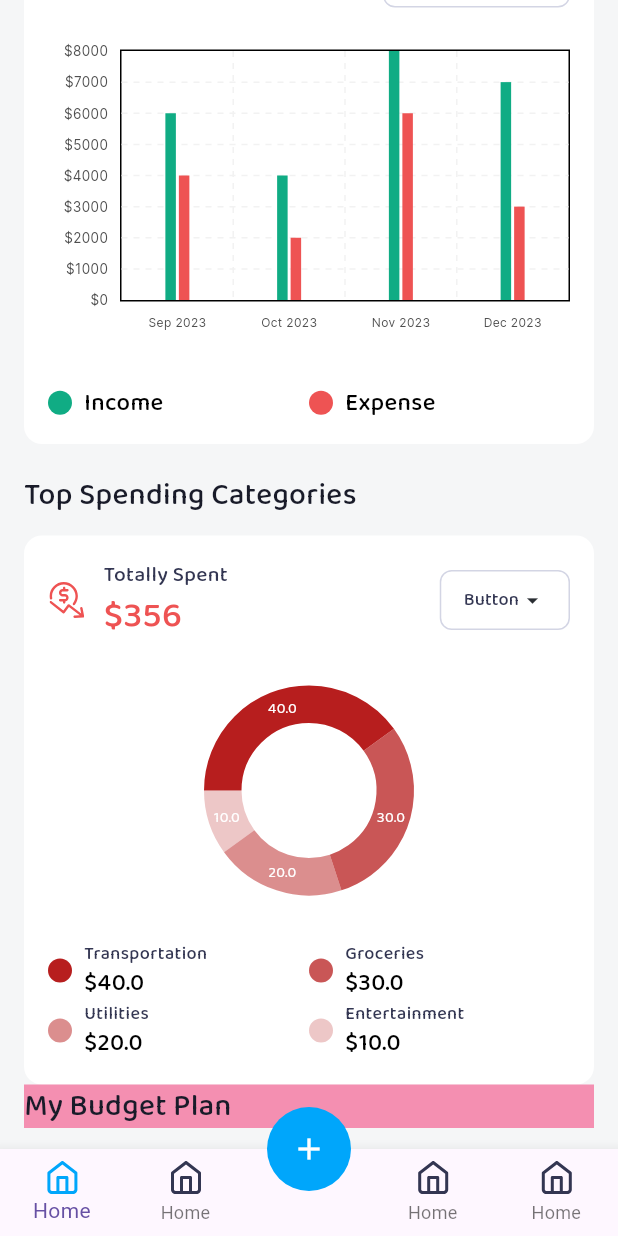
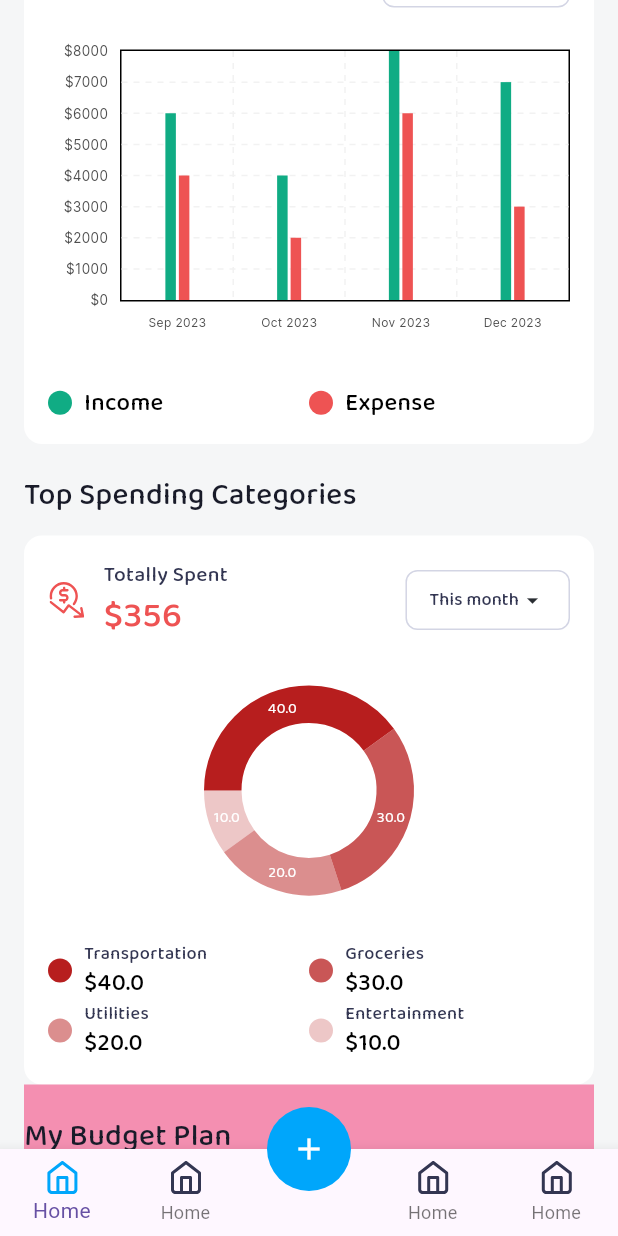
Before and after one commit to Financial-App-Finwise/finance-mobile-app, a Flutter app: the screen it shows after launch, scrolled down 576 dp, on a phone screen of 412 x 824 dp. Run offline on Flutter 3.47's test engine with Material 3 defaults, Android fonts, the phone set to English and light mode, and no system bars; drawn by our look-alikes of fl_chart; our stand-ins replace flutter_svg; missing offline and left inert: mobkit_dashed_border.

Commit message:
small adjustment

```diff
--- a/lib/core/constants/icon_constant.dart
+++ b/lib/core/constants/icon_constant.dart
@@ -31,12 +31,15 @@ class IconConstant {
         colorFilter: ColorFilter.mode(color, BlendMode.srcIn),
       );
 
-  static SvgPicture upcomingBill =
-      SvgPicture.asset('${_svgPath}upcoming_bill.svg');
-
   static SvgPicture warning = SvgPicture.asset('${_svgPath}warning.svg');
 
   // methods
+
+  static SvgPicture getUpcomingBill({Color color = Colors.white}) =>
+      SvgPicture.asset(
+        '${_svgPath}upcoming_bill.svg',
+        colorFilter: ColorFilter.mode(color, BlendMode.srcIn),
+      );
 
   // bottom navigation
   static SvgPicture getHome({bool isSelected = false}) => SvgPicture.asset(
--- a/lib/modules/auth/layouts/auth_screen_layout.dart
+++ b/lib/modules/auth/layouts/auth_screen_layout.dart
@@ -1,5 +1,4 @@
 import 'package:finwise/core/constants/auth_text_style_constant.dart';
-import 'package:finwise/modules/home/screens/home_screen.dart';
 import 'package:finwise/route.dart';
 import 'package:flutter/material.dart';
 import 'package:finwise/core/constants/color_constant.dart';
--- a/lib/modules/home/screens/home_screen.dart
+++ b/lib/modules/home/screens/home_screen.dart
@@ -1,7 +1,9 @@
 import 'package:finwise/core/constants/color_constant.dart';
 import 'package:finwise/core/constants/home_text_style_constant.dart';
 import 'package:finwise/core/constants/icon_constant.dart';
-import 'package:finwise/modules/auth/screens/sign_in_screen.dart';
+import 'package:finwise/core/widgets/budget_card.dart';
+import 'package:finwise/core/widgets/budget_overview.dart';
+import 'package:finwise/modules/budget_plan/screens/budget_plan_detail_screen.dart';
 import 'package:finwise/route.dart';
 import 'package:fl_chart/fl_chart.dart';
 import 'package:flutter/material.dart';
@@ -140,6 +142,7 @@ class _HomeScreenState extends State<HomeScreen>
                 children: [
                   Text('View More',
                       style: HomeTextStyleConstant.headerBoldLink),
+                  SizedBox(width: 6),
                   Icon(Icons.arrow_forward, color: ColorConstant.totalIcon),
                 ],
               ),
@@ -231,29 +234,6 @@ class _HomeScreenState extends State<HomeScreen>
     );
   }
 
-  Widget _buildDurationButton({
-    VoidCallback? onPressed,
-    String text = 'Button',
-  }) {
-    return TextButton(
-      onPressed: onPressed,
-      style: ButtonStyle(
-        padding: MaterialStateProperty.all(
-            const EdgeInsets.symmetric(horizontal: 16, vertical: 8)),
-        shape: MaterialStateProperty.all(
-          RoundedRectangleBorder(
-            borderRadius: BorderRadius.circular(8),
-            side: const BorderSide(color: Color(0xffD3D5E4)),
-          ),
-        ),
-      ),
-      child: Row(children: [
-        Text(text, style: HomeTextStyleConstant.small),
-        const Icon(Icons.arrow_drop_down, color: Color(0xff292D32)),
-      ]),
-    );
-  }
-
   // ----------------------------------------------------------------------
 
   // Other Features
@@ -285,7 +265,7 @@ class _HomeScreenState extends State<HomeScreen>
                 _buildFeatureItem(
                     text: 'Upcoming Bill',
                     amount: '3',
-                    icon: IconConstant.upcomingBill),
+                    icon: IconConstant.getUpcomingBill()),
                 const SizedBox(width: 12),
                 _buildFeatureItem(
                   text: 'Smart Goal',
@@ -364,7 +344,10 @@ class _HomeScreenState extends State<HomeScreen>
               children: [
                 Row(children: [
                   Expanded(child: SizedBox()),
-                  _buildDurationButton(text: 'This 4 months'),
+                  _buildDurationButton(
+                    text: 'Last 4 months',
+                    onPressed: () {},
+                  ),
                 ]),
                 SizedBox(height: 24),
                 _buildBarChart(),
@@ -538,10 +521,17 @@ class _HomeScreenState extends State<HomeScreen>
           _roundedContainer(
             child: Column(
               children: [
-                _buildTopSpendingContentHeader(),
+                _buildGeneralContentHeading(
+                  title: 'Totally Spent',
+                  amount: '\$356',
+                  color: ColorConstant.expense,
+                  icon: IconConstant.expense,
+                  buttonText: 'This month',
+                  onButtonPressed: () {},
+                ),
                 _buildPieChart(values, opacities),
                 _buildPieChartLegend(values, opacities),
-                _showMorePieChartInfo ? _buildMorePieChartInfo() : SizedBox(),
+                // _showMorePieChartInfo ? _buildMorePieChartInfo() : SizedBox(),
               ],
             ),
           ),
@@ -550,26 +540,57 @@ class _HomeScreenState extends State<HomeScreen>
     );
   }
 
-  Widget _buildTopSpendingContentHeader() {
+  // General
+  Widget _buildGeneralContentHeading({
+    String title = 'title',
+    String amount = 'amount',
+    Color color = Colors.black,
+    Widget? icon,
+    String buttonText = 'button',
+    void Function()? onButtonPressed,
+  }) {
     return Row(
       children: [
         Expanded(
           child: Row(children: [
-            IconConstant.expense,
+            icon ?? SizedBox(),
             SizedBox(width: 12),
             Column(
               crossAxisAlignment: CrossAxisAlignment.start,
               children: [
-                Text('Totally Spent', style: HomeTextStyleConstant.medium),
-                Text('\$356',
-                    style: HomeTextStyleConstant.numberFocus(
-                        color: ColorConstant.expense)),
+                Text(title, style: HomeTextStyleConstant.medium),
+                Text(amount,
+                    style: HomeTextStyleConstant.numberFocus(color: color)),
               ],
             )
           ]),
         ),
-        _buildDurationButton(),
+        _buildDurationButton(text: buttonText, onPressed: onButtonPressed),
       ],
+    );
+  }
+
+  // General
+  Widget _buildDurationButton({
+    VoidCallback? onPressed,
+    String text = 'Button',
+  }) {
+    return TextButton(
+      onPressed: onPressed,
+      style: ButtonStyle(
+        padding: MaterialStateProperty.all(
+            const EdgeInsets.symmetric(horizontal: 16, vertical: 8)),
+        shape: MaterialStateProperty.all(
+          RoundedRectangleBorder(
+            borderRadius: BorderRadius.circular(8),
+            side: const BorderSide(color: Color(0xffD3D5E4)),
+          ),
+        ),
+      ),
+      child: Row(children: [
+        Text(text, style: HomeTextStyleConstant.small),
+        const Icon(Icons.arrow_drop_down, color: Color(0xff292D32)),
+      ]),
     );
   }
 
@@ -743,54 +764,191 @@ class _HomeScreenState extends State<HomeScreen>
 
   ////
   ///
-  ////////
-  ///
-  ///
-  ///
-  ///
 
   Widget _buildBudgetPlan() {
     return Container(
       color: Colors.pink[200],
       alignment: Alignment.topLeft,
-      child: Text(
-        'My Budget Plan',
-        style: HomeTextStyleConstant.header,
-      ),
-    );
-  }
-
-  Widget _buildTotalSpend() {
-    return Container(
-      alignment: Alignment.topLeft,
       child: Column(
+        crossAxisAlignment: CrossAxisAlignment.start,
         children: [
-          SizedBox(height: 20),
-          Text(
-            'Totally Spent',
-            style: HomeTextStyleConstant.header,
+          _buildGeneralTitle('My Budget Plan'),
+          _roundedContainer(
+            child: Column(
+              children: [
+                _buildBudgetPlanHeader(),
+                _buildBudgetOverview(),
+                _buildBudgetCards(),
+              ],
+            ),
           ),
         ],
       ),
     );
   }
 
-  Widget _buildTotalEarn() {
+  Widget _buildBudgetPlanHeader() {
     return Container(
-      alignment: Alignment.topLeft,
-      child: Text(
-        'Totally Earned',
-        style: HomeTextStyleConstant.header,
+      color: Colors.amber[200],
+      child: Row(mainAxisAlignment: MainAxisAlignment.spaceBetween, children: [
+        _buildBudgetPlanDate(),
+        _buildAddButton(),
+      ]),
+    );
+  }
+
+  Widget _buildBudgetPlanDate() {
+    return Container(
+      child: Text('Date filter...'),
+    );
+  }
+
+  Widget _buildAddButton() {
+    return ElevatedButton(
+      onPressed: () {
+        Navigator.pushNamed(context, RouteName.addBudget);
+      },
+      child: Row(
+        children: [
+          Icon(Icons.add, color: Colors.white),
+          SizedBox(width: 8),
+          Text('Add New'),
+        ],
+      ),
+      style: ButtonStyle(
+        backgroundColor: MaterialStateProperty.all(ColorConstant.secondary),
+        shape: MaterialStateProperty.all(
+            RoundedRectangleBorder(borderRadius: BorderRadius.circular(8))),
+        padding: MaterialStateProperty.all(
+          EdgeInsets.symmetric(vertical: 8, horizontal: 16),
+        ),
       ),
     );
   }
 
+  Widget _buildBudgetOverview() {
+    return BudgetOverview(
+      totalBudget: 130,
+      available: 30,
+      spend: 0,
+      overBudget: 0,
+      plannedBudget: 150,
+    );
+  }
+
+  Widget _buildBudgetCards() {
+    return SingleChildScrollView(
+      child: Row(
+        children: [
+          _buildBudgetCardItem(),
+        ],
+      ),
+    );
+  }
+
+  Widget _buildBudgetCardItem() {
+    return Container(
+      child: BudgetCard(
+        screen: BudgetPlanDetailScreen(),
+        // title: 'Transportation',
+        // color: Colors.blue,
+        // transaction: 0,
+        // remain: 0,
+        // total: 0,
+        // spent: 0,
+      ),
+    );
+  }
+
+  // --------------------------------------------------------------------------
+
+  //----------------------------------------------------------------------------
+
+  Widget _buildTotalSpend() {
+    return Container(
+      color: Colors.green[100],
+      alignment: Alignment.topLeft,
+      child: Column(
+        crossAxisAlignment: CrossAxisAlignment.start,
+        children: [
+          _buildGeneralTitle('Totally Spent'),
+          _roundedContainer(
+            child: Column(
+              children: [
+                _buildGeneralContentHeading(
+                  title: 'Totally Spent',
+                  amount: '\$256',
+                  color: ColorConstant.expense,
+                  icon: IconConstant.expense,
+                  buttonText: 'Last 7 days',
+                  onButtonPressed: () {},
+                ),
+              ],
+            ),
+          ),
+        ],
+      ),
+    );
+  }
+
+  // --------------------------------------------------------------------------
+
+  //----------------------------------------------------------------------------
+
+  Widget _buildTotalEarn() {
+    return Container(
+      color: Colors.yellow[100],
+      alignment: Alignment.topLeft,
+      child: Column(
+        crossAxisAlignment: CrossAxisAlignment.start,
+        children: [
+          _buildGeneralTitle('Totally Earned'),
+          _roundedContainer(
+            child: Column(
+              children: [
+                _buildGeneralContentHeading(
+                  title: 'Totally Earned',
+                  amount: '\$356',
+                  color: ColorConstant.income,
+                  icon: IconConstant.earn,
+                  buttonText: 'Last 7 days',
+                  onButtonPressed: () {},
+                ),
+              ],
+            ),
+          ),
+        ],
+      ),
+    );
+  }
+
+  // --------------------------------------------------------------------------
+
+  //----------------------------------------------------------------------------
+
   Widget _buildUpcomingBill() {
     return Container(
+      color: Colors.red[100],
       alignment: Alignment.topLeft,
-      child: Text(
-        'Upcoming Bill',
-        style: HomeTextStyleConstant.header,
+      child: Column(
+        crossAxisAlignment: CrossAxisAlignment.start,
+        children: [
+          _buildGeneralTitle('Upcoming Bill'),
+          _roundedContainer(
+            child: Column(
+              children: [
+                _buildGeneralContentHeading(
+                  title: 'Total Upcoming Bills',
+                  amount: '4',
+                  color: ColorConstant.bill,
+                  icon: IconConstant.getUpcomingBill(color: ColorConstant.bill),
+                  buttonText: 'This month',
+                  onButtonPressed: () {},
+                ),
+              ],
+            ),
+          ),
+        ],
       ),
     );
   }
--- a/lib/route.dart
+++ b/lib/route.dart
@@ -1,5 +1,6 @@
 import 'package:finwise/modules/auth/screens/sign_in_screen.dart';
 import 'package:finwise/modules/auth/screens/sign_up_screen.dart';
+import 'package:finwise/modules/budget_plan/screens/add_budget_plan_screen.dart';
 import 'package:finwise/modules/budget_plan/screens/budget_plan_screen.dart';
 import 'package:finwise/modules/home/screens/home_screen.dart';
 import 'package:finwise/screens/index_screen.dart';
@@ -13,6 +14,7 @@ abstract class RouteName {
   static String index = '/index';
   static String home ='/home';
   static String budgetPlan = '/budget_plan';
+  static String addBudget = '/budget_plan/create';
 }
 
 var appRoutes = {
@@ -22,4 +24,5 @@ var appRoutes = {
   RouteName.index: (BuildContext context) => IndexScreen(),
   RouteName.home: (BuildContext context) => HomeScreen(),
   RouteName.budgetPlan: (BuildContext context) => BudgetPlanScreen(),
+  RouteName.addBudget: (BuildContext context) => AddBudgetPlanScreen(),
 };
```
